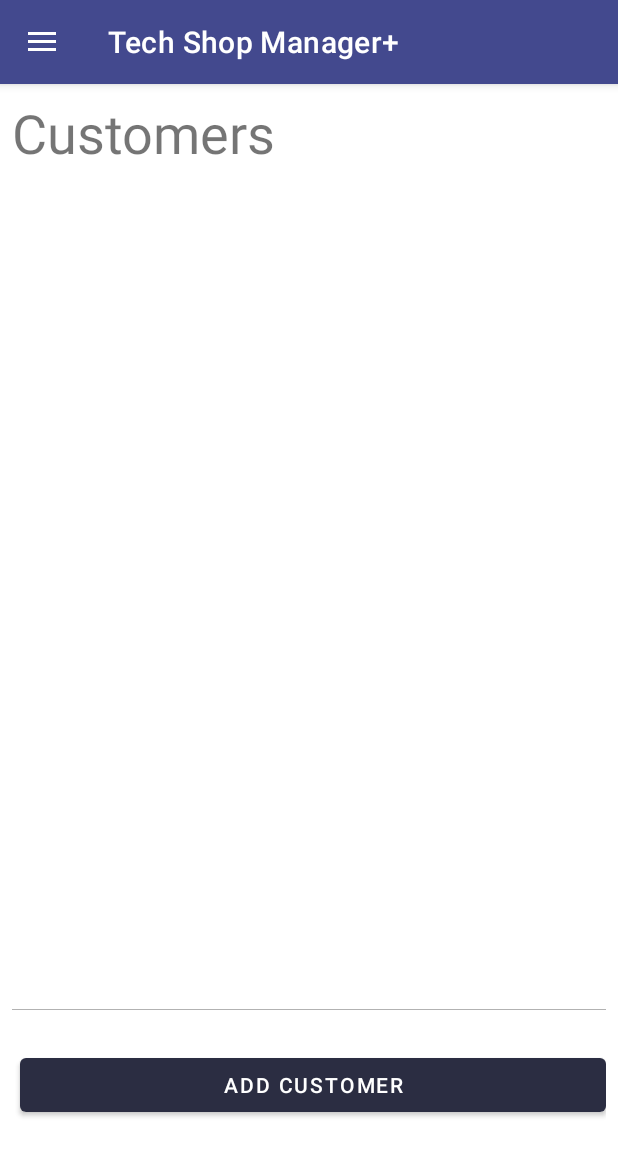
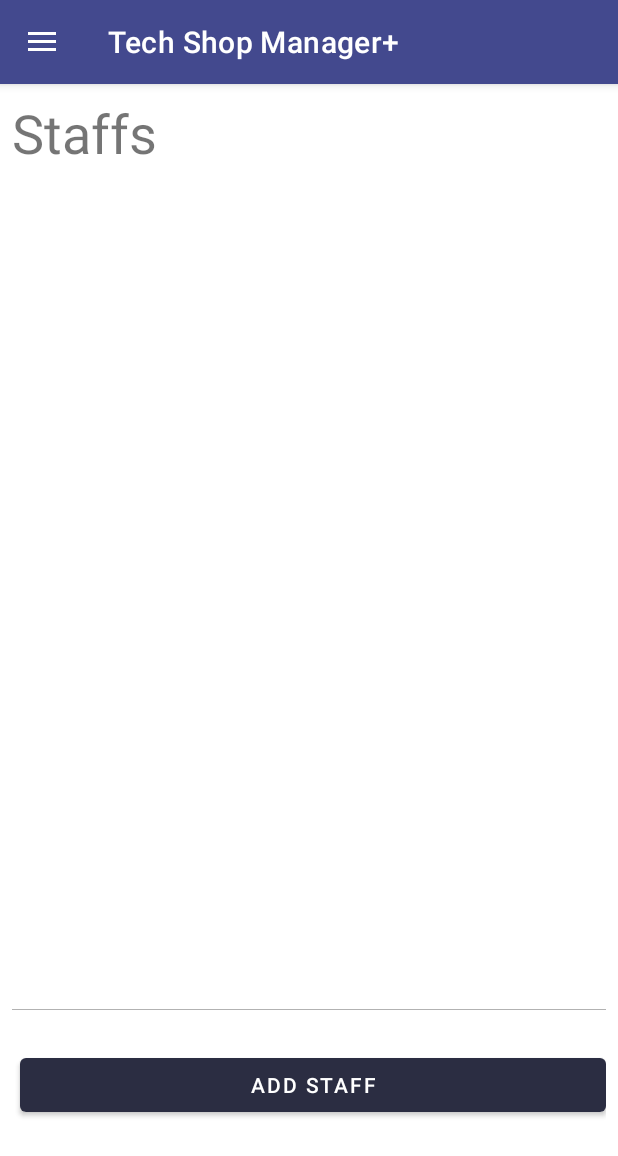
Before and after one commit to hassambitw/shop-manager-android-application, an Android app: the fragment StaffFragment placed in its activity, on a phone screen of 412 x 824 dp. Shown: the top 1156 px of the screen. Run offline under Robolectric (Android 15) with nearby library versions, the phone set to English and light mode, and no system bars.

Commit message:
renaned some stuff in StaffFragment and also created fragment_staff.xml

```diff
--- a/app/src/main/java/com/example/atry/StaffFragment.java
+++ b/app/src/main/java/com/example/atry/StaffFragment.java
@@ -24,12 +24,12 @@ public class StaffFragment extends Fragment {
     private RecyclerView.LayoutManager staffLayoutManager;
     Button addBtn;
     DBHelper dbh;
-    ArrayList<Customer> staffList = new ArrayList<>();
+    ArrayList<Staff> staffList = new ArrayList<>();
     int staff_id;
-    String customer_fname;
-    String customer_lname;
-    String customer_email;
-    String customer_phone;
+    String staff_fname;
+    String staff_lname;
+    String staff_email;
+    String staff_phone;
 
 
 
@@ -43,9 +43,9 @@ public class StaffFragment extends Fragment {
 //
 //        addToArrayList();
 //
-        View v = inflater.inflate(R.layout.fragment_customer, container, false);
+        View v = inflater.inflate(R.layout.fragment_staff, container, false);
 
-//        addBtn = v.findViewById(R.id.addCustomer);
+        addBtn = v.findViewById(R.id.addStaff);
 //
 //        addBtn.setOnClickListener(new View.OnClickListener() {
 //            public void onClick(View v) {
@@ -59,27 +59,27 @@ public class StaffFragment extends Fragment {
 //    }
 //
 //
-//    public void addCustomers() {
-//        dbh.insertCustomer(01, "John", "Williams", "+971561017939", "johnwilliams@hotmail.com");
-//        dbh.insertCustomer(02, "Jason", "King", "+971561017939", "jasonking@hotmail.com");
-//        dbh.insertCustomer(03, "Elizabeth", "Becks", "+971561017939", "elibeck@hotmail.com");
-//        dbh.insertCustomer(04, "Kenny", "Smith", "+971561017939", "kennysmith@hotmail.com");
-//        dbh.insertCustomer(05, "Soda", "Poppins", "+971561017939", "sodapoppins@hotmail.com");
+//    public void addStaff() {
+//        dbh.insertStaff(01, "John", "Williams", "+971561017939", "johnwilliams@hotmail.com");
+//        dbh.insertStaff(02, "Jason", "King", "+971561017939", "jasonking@hotmail.com");
+//        dbh.insertStaff(03, "Elizabeth", "Becks", "+971561017939", "elibeck@hotmail.com");
+//        dbh.insertStaff(04, "Kenny", "Smith", "+971561017939", "kennysmith@hotmail.com");
+//        dbh.insertStaff(05, "Soda", "Poppins", "+971561017939", "sodapoppins@hotmail.com");
 //    }
 //
 //    public void buildRecyclerView(View v) {
-//        customerRecyclerView = v.findViewById(R.id.customer_recycler_view);
-//        customerRecyclerView.setHasFixedSize(true);
-//        customerLayoutManager = new LinearLayoutManager(getActivity());
-//        customerAdapter = new CustomerAdapter(customerList);
-//        customerRecyclerView.setLayoutManager(customerLayoutManager);
-//        customerRecyclerView.setAdapter(customerAdapter);
-//        customerAdapter.notifyDataSetChanged();
+//        StaffRecyclerView = v.findViewById(R.id.staff_recycler_view);
+//        StaffRecyclerView.setHasFixedSize(true);
+//        StaffLayoutManager = new LinearLayoutManager(getActivity());
+//        StaffAdapter = new CustomerAdapter(StaffList);
+//        StaffRecyclerView.setLayoutManager(StaffLayoutManager);
+//        StaffRecyclerView.setAdapter(StaffAdapter);
+//        StaffAdapter.notifyDataSetChanged();
 //    }
 //
 //    public void addToArrayList() {
 //        //retrieving customers
-//        Cursor c = dbh.getCustomers();
+//        Cursor c = dbh.getStaffs();
 //
 //        //adding to arrayList
 //        while (c.moveToNext()) {
--- /dev/null
+++ b/app/src/main/res/layout/fragment_staff.xml
@@ -0,0 +1,75 @@
+<?xml version="1.0" encoding="utf-8"?>
+<RelativeLayout xmlns:android="http://schemas.android.com/apk/res/android"
+    android:id="@+id/rel_layout_dashboard"
+    android:layout_width="match_parent"
+    android:layout_height="match_parent"
+    android:orientation="vertical"
+    android:padding="8dp"
+    xmlns:tools="http://schemas.android.com/tools">
+
+
+    <LinearLayout
+        android:id="@+id/firstLin"
+        android:layout_width="match_parent"
+        android:layout_height="wrap_content">
+    <TextView
+        android:id="@+id/textView"
+        android:layout_width="wrap_content"
+        android:layout_height="wrap_content"
+        android:paddingBottom="8dp"
+        android:text="Staffs"
+        android:textSize="36sp" />
+
+    </LinearLayout>
+
+    <LinearLayout
+        android:layout_below="@+id/firstLin"
+        android:layout_width="match_parent"
+        android:layout_height="match_parent"
+        android:weightSum="7"
+        android:orientation="vertical">
+
+        <androidx.recyclerview.widget.RecyclerView
+            android:id="@+id/staff_recycler_view"
+            android:layout_width="match_parent"
+            android:layout_height="wrap_content"
+            android:layout_weight="6"
+            tools:listitem="@layout/customer_item">
+
+        </androidx.recyclerview.widget.RecyclerView>
+
+        <View
+            android:id="@+id/bar"
+            android:layout_width="match_parent"
+            android:layout_height="0.8dp"
+            android:layout_marginBottom="0dp"
+            android:background="#B2B2B2" />
+
+
+
+        <LinearLayout
+            android:layout_width="match_parent"
+            android:layout_height="wrap_content"
+            android:layout_weight="0.5"
+            android:weightSum="1"
+            android:orientation="horizontal">
+
+        <Button
+            android:id="@+id/addStaff"
+            android:layout_width="wrap_content"
+            android:layout_height="wrap_content"
+            android:layout_marginTop="2dp"
+            android:text="Add Staff"
+            android:layout_weight="1"
+            android:layout_gravity="center"
+            android:gravity="center"
+            android:layout_marginLeft="5dp"/>
+
+        </LinearLayout>
+
+    </LinearLayout>
+
+
+
+
+</RelativeLayout>
```
